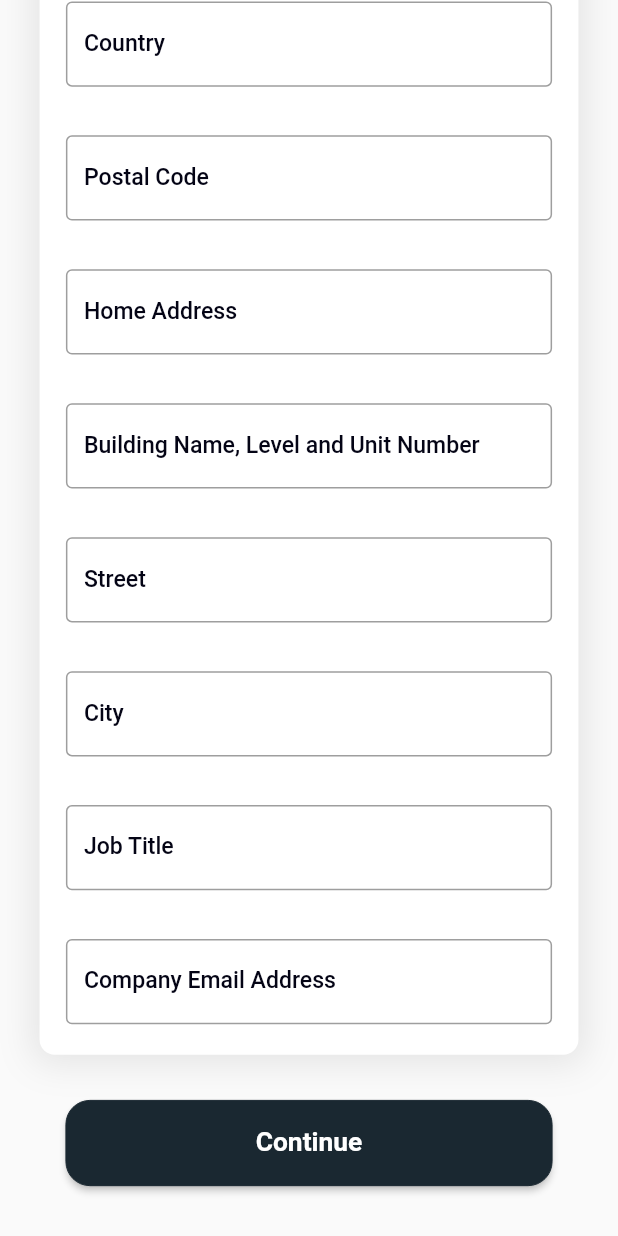
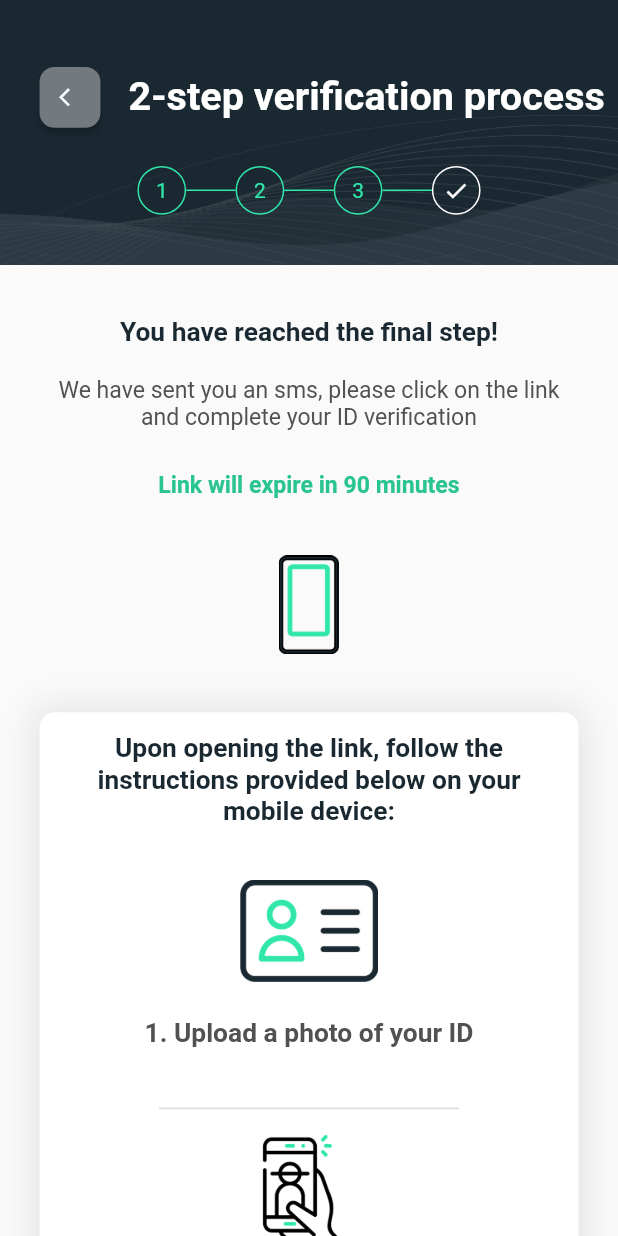
Before and after one commit to bestmycode/FlexMobileApp, a Flutter app: the TwoStepVerificationScreen screen opened by its route, scrolled down 769 dp, after a tap on "Continue", on a phone screen of 412 x 824 dp. Run offline on Flutter 3.47's test engine with Material 2 defaults, Android fonts, the phone set to English and light mode, and no system bars.

Commit message:
finish sign up

```diff
--- a/lib/constants/constants.dart
+++ b/lib/constants/constants.dart
@@ -21,4 +21,10 @@ const String MAIN_CONTACT_PERSON = 'main_contact_person';
 // ignore: constant_identifier_names
 const String TWO_STEP_VERIFICATION = 'two_step_verification';
 // ignore: constant_identifier_names
+const String TWO_STEP_FINAL = 'two_step_final';
+// ignore: constant_identifier_names
+const String TWO_STEP_FAILED = 'two_step_failed';
+// ignore: constant_identifier_names
+const String ALMOST_DONE = 'almost_done';
+// ignore: constant_identifier_names
 const String MAIN_SCREEN ='main';
--- a/lib/main.dart
+++ b/lib/main.dart
@@ -1,3 +1,4 @@
+import 'package:flexflutter/ui/auth/signup/almost_done.dart';
 import 'package:flutter/material.dart';
 import 'package:flutter/services.dart';
 import 'package:flexflutter/constants/constants.dart';
@@ -12,6 +13,8 @@ import 'package:flexflutter/ui/auth/signup/company_detail.dart';
 import 'package:flexflutter/ui/auth/signup/registered_address.dart';
 import 'package:flexflutter/ui/auth/signup/main_contact_person.dart';
 import 'package:flexflutter/ui/auth/signup/two_step_verification.dart';
+import 'package:flexflutter/ui/auth/signup/two_step_final.dart';
+import 'package:flexflutter/ui/auth/signup/two_step_failed.dart';
 import 'package:flexflutter/ui/main.dart';
 
 void main() => runApp(MyApp());
@@ -39,6 +42,9 @@ class MyApp extends StatelessWidget {
         REGISTERED_ADDRESS: (BuildContext context) => const RegisteredAddressScreen(),
         MAIN_CONTACT_PERSON: (BuildContext context) => const MainContactPersonScreen(),
         TWO_STEP_VERIFICATION: (BuildContext context) => const TwoStepVerificationScreen(),
+        TWO_STEP_FINAL: (BuildContext context) => const TwoStepFinalScreen(),
+        TWO_STEP_FAILED: (BuildContext context) => const TwoStepFailedScreen(),
+        ALMOST_DONE: (BuildContext context) => const AlmostDoneScreen(),
         MAIN_SCREEN: (BuildContext context) =>  const MainScreen(),
       },
       initialRoute: LOADING_SCREEN,
--- /dev/null
+++ b/lib/ui/auth/signup/two_step_final.dart
@@ -0,0 +1,183 @@
+import 'package:flexflutter/constants/constants.dart';
+import 'package:flexflutter/ui/widgets/signup_progress_header.dart';
+import 'package:flutter/cupertino.dart';
+import 'package:flutter/material.dart';
+import 'package:flexflutter/utils/scale.dart';
+import 'package:flexflutter/ui/widgets/custom_textfield.dart';
+import 'package:flexflutter/ui/widgets/custom_spacer.dart';
+
+class TwoStepFinalScreen extends StatefulWidget {
+  const TwoStepFinalScreen({Key? key}) : super(key: key);
+
+  @override
+  TwoStepFinalScreenState createState() => TwoStepFinalScreenState();
+}
+
+class TwoStepFinalScreenState extends State<TwoStepFinalScreen> {
+
+  hScale(double scale) {
+    return Scale().hScale(context, scale);
+  }
+
+  wScale(double scale) {
+    return Scale().wScale(context, scale);
+  }
+
+  fSize(double size) {
+    return Scale().fSize(context, size);
+  }
+
+  handleContinue() {
+    Navigator.of(context).pushReplacementNamed(ALMOST_DONE);
+  }
+
+  handleResendSMS() {
+    Navigator.of(context).pushReplacementNamed(TWO_STEP_FAILED);
+  }
+
+  @override
+  void initState() {
+    super.initState();
+  }
+
+  @override
+  Widget build(BuildContext context) {
+    return Material(
+      child: Scaffold(
+        body: SingleChildScrollView(
+          child: Column(
+            children: [
+              const SignupProgressHeader(title: '2-step verification process', progress: 3),
+              const CustomSpacer(size: 34),
+              finalStepBoldTitle('You have reached the final step!', 0xff1A2831),
+              const CustomSpacer(size: 19),
+              finalStepSubTitle('We have sent you an sms, please click on the link\nand complete your ID verification', 0xff515151, 'normal'),
+              const CustomSpacer(size: 27),
+              finalStepSubTitle('Link will expire in 90 minutes', 0xff29C490, 'bold'),
+              const CustomSpacer(size: 37),
+              finalStepPhoneIcon(),
+              const CustomSpacer(size: 38),
+              verifyField(),
+              const CustomSpacer(size: 32),
+              finalStepBoldTitle('Once you have completed the verification\nprocess, click Continue', 0xff1A2831),
+              const CustomSpacer(size: 38),
+              continueButton(),
+              const CustomSpacer(size: 30),
+              resendSMSButton(),
+              const CustomSpacer(size: 76),
+            ]
+          )
+        )
+      )
+    );
+  }
+
+  Widget finalStepPhoneIcon() {
+    return Image.asset(
+      'assets/phone.png',
+      fit: BoxFit.contain,
+      width: wScale(37));
+  }
+
+  Widget finalStepCardIcon() {
+    return Image.asset(
+        'assets/idcard.png',
+        fit: BoxFit.contain,
+        width: wScale(84));
+  }
+
+  Widget finalStepFaceIcon() {
+    return Image.asset(
+        'assets/faceverify.png',
+        fit: BoxFit.contain,
+        width: wScale(74));
+  }
+
+  Widget finalStepBoldTitle(title, color) {
+    return Text(
+        title,
+        textAlign: TextAlign.center,
+        style: TextStyle(fontSize: fSize(16), fontWeight: FontWeight.w600, color: Color(color) ));
+  }
+
+  Widget finalStepSubTitle(title, color, bold) {
+    return Text(
+        title,
+        textAlign: TextAlign.center,
+        style: TextStyle(fontSize: fSize(14), fontWeight: bold =='bold' ? FontWeight.bold: FontWeight.normal, color: Color(color) ));
+  }
+
+  Widget verifyField() {
+    return Container(
+      width: wScale(327),
+      padding: EdgeInsets.only(left: wScale(16), top: hScale(14), right: wScale(16), bottom: hScale(20)),
+      decoration: BoxDecoration(
+        color: Colors.white,
+        borderRadius: BorderRadius.only(
+          topLeft: Radius.circular(hScale(10)),
+          topRight: Radius.circular(hScale(10)),
+          bottomLeft: Radius.circular(hScale(10)),
+          bottomRight: Radius.circular(hScale(10)),
+        ),
+        boxShadow: [
+          BoxShadow(
+            color: Colors.grey.withOpacity(0.25),
+            spreadRadius: 4,
+            blurRadius: 20,
+            offset: const Offset(0, 1), // changes position of shadow
+          ),
+        ],
+      ),
+      child: Column(
+        children: [
+          finalStepBoldTitle('Upon opening the link, follow the\ninstructions provided below on your\nmobile device:', 0xff1A2831),
+          const CustomSpacer(size: 34),
+          finalStepCardIcon(),
+          const CustomSpacer(size: 24),
+          finalStepBoldTitle('1. Upload a photo of your ID', 0xff515151),
+          const CustomSpacer(size: 38),
+          Container(
+            width: wScale(182),
+            height: hScale(1),
+            color: const Color(0xffd9d9d9),
+          ),
+          const CustomSpacer(size: 17),
+          finalStepFaceIcon(),
+          const CustomSpacer(size: 17),
+          finalStepBoldTitle('2. Record a video of your face', 0xff515151),
+        ],
+      ),
+    );
+  }
+
+  Widget continueButton() {
+    return SizedBox(
+        width: wScale(295),
+        height: hScale(56),
+        child: ElevatedButton(
+          style: ElevatedButton.styleFrom(
+            primary: const Color(0xff1A2831),
+            side: const BorderSide(width: 0, color: Color(0xff1A2831)),
+            shape: RoundedRectangleBorder(
+                borderRadius: BorderRadius.circular(16)
+            ),
+          ),
+          onPressed: () { handleContinue(); },
+          child: Text(
+              "Continue",
+              style: TextStyle(color: Colors.white, fontSize: fSize(16), fontWeight: FontWeight.w700 )),
+        )
+    );
+  }
+
+  Widget resendSMSButton() {
+    return TextButton(
+      style: TextButton.styleFrom(
+        primary: const Color(0xff30E7A9),
+        textStyle: TextStyle(fontSize: fSize(14), color: const Color(0xff30E7A9), fontWeight: FontWeight.bold),
+      ),
+      onPressed: () { handleResendSMS(); },
+      child: const Text('Resend SMS'),
+    );
+  }
+}
--- a/lib/ui/auth/signup/two_step_verification.dart
+++ b/lib/ui/auth/signup/two_step_verification.dart
@@ -1,3 +1,4 @@
+import 'package:flexflutter/constants/constants.dart';
 import 'package:flexflutter/ui/widgets/signup_progress_header.dart';
 import 'package:flutter/cupertino.dart';
 import 'package:flutter/material.dart';
@@ -39,7 +40,7 @@ class TwoStepVerificationScreenState extends State<TwoStepVerificationScreen> {
   final companyEmailCtl = TextEditingController();
 
   handleContinue() {
-
+    Navigator.of(context).pushReplacementNamed(TWO_STEP_FINAL);
   }
 
   @override
```
Also changed, not shown: lib/ui/auth/signup/almost_done.dart (added, +103 -0 lines), lib/ui/auth/signup/two_step_failed.dart (added, +103 -0 lines).
